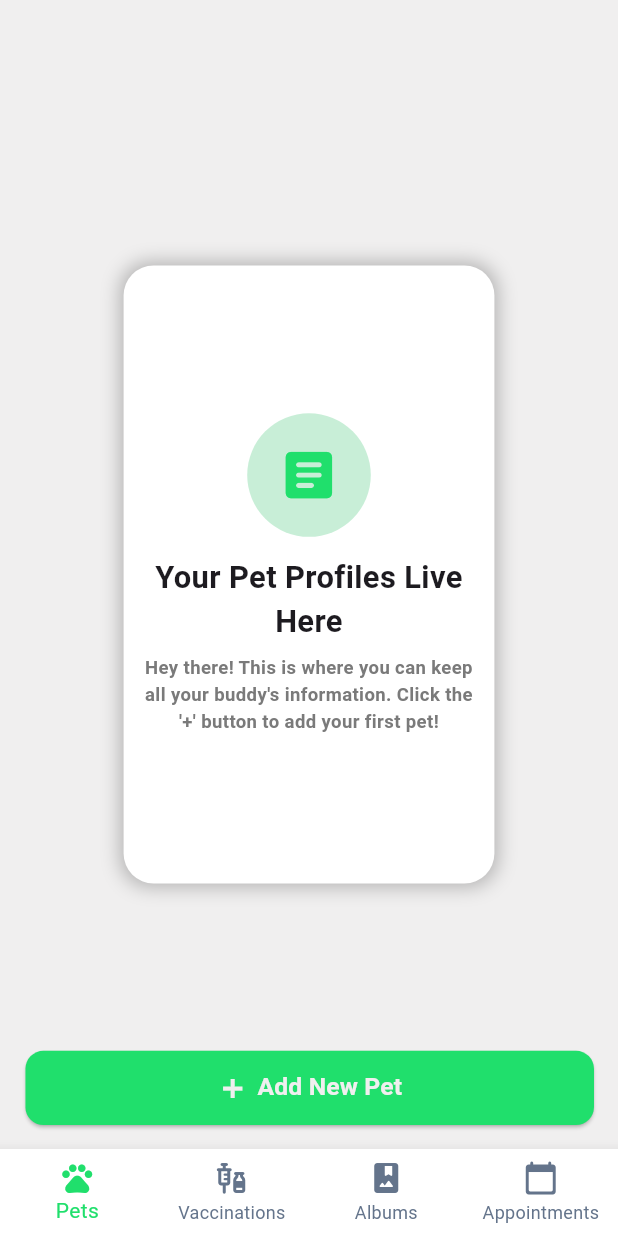
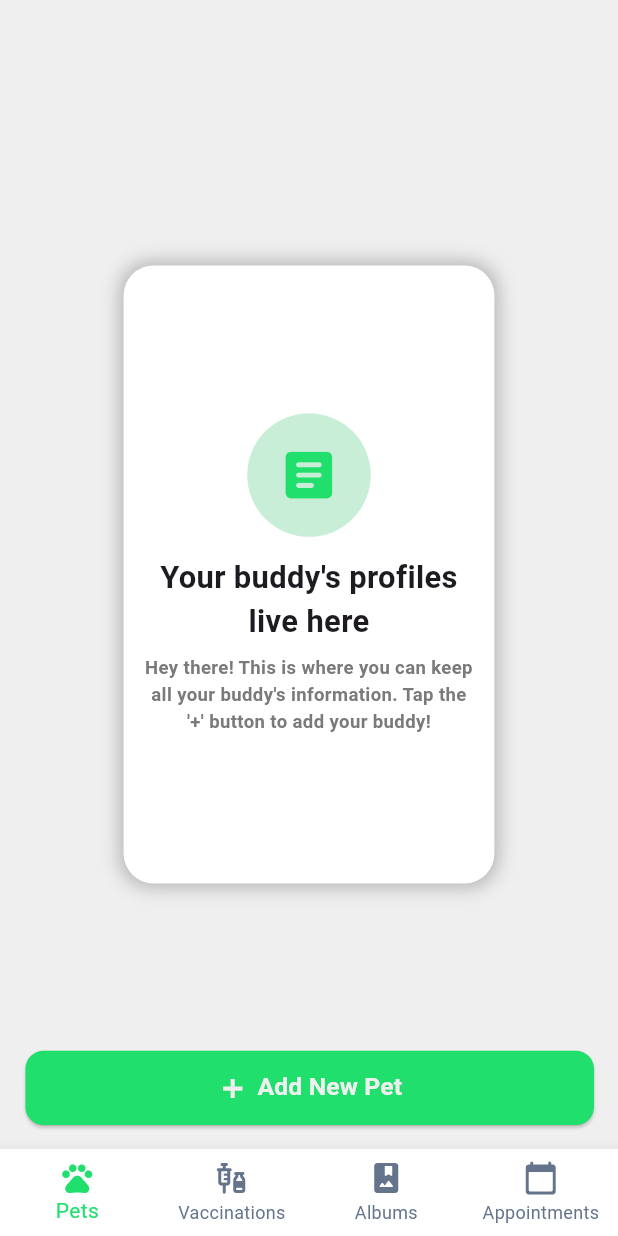
Before and after one commit to DoritosLover1/PetCare-MobilApp, a Flutter app: the screen it shows after launch, after a tap on "Add New Pet", on a phone screen of 412 x 824 dp. Run offline on Flutter 3.47's test engine with Material 3 defaults, Android fonts, the phone set to English and light mode, and no system bars; our stand-ins replace sqflite; accounts and stored records are empty.

Commit message:
Abstraction added into Pages.dart classes

```diff
--- a/lib/DB/DBConnection.dart
+++ b/lib/DB/DBConnection.dart
@@ -1,6 +1,6 @@
 import 'dart:async';
 
-import 'package:dog_care/Pages/HomePage.dart';
+import 'package:dog_care/main.dart';
 import 'package:flutter/widgets.dart';
 import 'package:path/path.dart';
 import 'package:sqflite/sqflite.dart' as sql;
--- a/lib/Extensions/EmptyPetInfo.dart
+++ b/lib/Extensions/EmptyPetInfo.dart
@@ -1,7 +1,23 @@
 
 import 'package:flutter/material.dart';
 
-class EmptyPetInfoCard extends StatelessWidget{
+class EmptyInfoCard extends StatelessWidget{
+
+  final double screenWidth;
+  final double screenHeight;
+  final String sectionText;
+  final String subText;
+  final IconData icon;
+
+
+  const EmptyInfoCard({
+    super.key,
+    required this.screenHeight,
+    required this.screenWidth,
+    required this.sectionText,
+    required this.subText,
+    required this.icon
+  });
 
   @override
   Widget build(BuildContext context){
@@ -17,39 +33,39 @@ class EmptyPetInfoCard extends StatelessWidget{
               )
             ]
           ),
-          padding: EdgeInsets.all(MediaQuery.of(context).size.width * 0.03),
-          width: MediaQuery.of(context).size.width * 0.6,
-          height: MediaQuery.of(context).size.height * 0.5,
+          padding: EdgeInsets.all(screenWidth * 0.03),
+          width: screenWidth * 0.6,
+          height: screenHeight * 0.5,
           child: Column(
           mainAxisAlignment: MainAxisAlignment.center,
           children: [
             Container(
-              width: MediaQuery.of(context).size.width * 0.2,
-              height: MediaQuery.of(context).size.width * 0.2,
+              width: screenWidth * 0.2,
+              height: screenWidth * 0.2,
               decoration: BoxDecoration(
                 color: const Color.fromARGB(255, 200, 238, 215),
                 shape: BoxShape.circle
               ),
               child: Icon(
-                Icons.article_rounded,
-                size: MediaQuery.of(context).size.width * 0.1,
+                icon,
+                size: screenWidth* 0.1,
                 color: const Color(0xFF20DF6C),
               ),
             ),
-            SizedBox(height: MediaQuery.of(context).size.height * 0.015),
+            SizedBox(height: screenHeight * 0.015),
             Text(
-              "Your Pet Profiles Live Here",
+              sectionText,
               style: TextStyle(
-                fontSize: MediaQuery.of(context).size.height * 0.025,
+                fontSize: screenHeight * 0.025,
                 fontWeight: FontWeight.bold
               ),
               textAlign: TextAlign.center,
             ),
-            SizedBox(height: MediaQuery.of(context).size.height * 0.01),
+            SizedBox(height: screenHeight * 0.01),
             Text(
-              "Hey there! This is where you can keep all your buddy's information. Click the '+' button to add your first pet!",
+              subText,
               style: TextStyle(
-                fontSize: MediaQuery.of(context).size.height * 0.015,
+                fontSize: screenHeight * 0.015,
                 fontWeight: FontWeight.bold,
                 color: const Color.fromARGB(255, 122, 122, 122)
               ),
--- /dev/null
+++ b/lib/Extensions/SpecializedElevatedButton.dart
@@ -0,0 +1,49 @@
+import 'package:flutter/material.dart';
+
+class SpecializedElevatedButton extends StatelessWidget {
+
+  final double screenHeight;
+  final double screenWidth;
+  final String sectionText;
+
+  const SpecializedElevatedButton({
+    super.key,
+    required this.screenHeight,
+    required this.screenWidth,
+    required this.sectionText
+  });
+
+  @override
+  Widget build(BuildContext context){
+    return ElevatedButton(
+        style: ElevatedButton.styleFrom(
+          backgroundColor: const Color(0xFF20DF6C),
+          fixedSize: Size(MediaQuery.of(context).size.width * 0.92, MediaQuery.of(context).size.height * 0.06),
+          shape: RoundedRectangleBorder(
+            borderRadius: BorderRadius.circular(12),
+          ),
+        ),
+        child: Row(
+          mainAxisAlignment: MainAxisAlignment.center,
+          children: [
+            Icon(
+              Icons.add,
+              size: MediaQuery.of(context).size.width * 0.05,
+              color: const Color.fromARGB(255, 240, 239, 239),
+              fontWeight: FontWeight.bold,
+            ),
+            SizedBox(width: MediaQuery.of(context).size.width * 0.015),
+            Text(
+              sectionText,
+              style: TextStyle(
+                fontSize: MediaQuery.of(context).size.width * 0.04,
+                color: const Color.fromARGB(255, 240, 239, 239),
+                fontWeight: FontWeight.bold
+              ),
+            ),
+          ],
+        ),
+      onPressed: () {},
+    );
+  }
+}
--- a/lib/Pages/Pages.dart
+++ b/lib/Pages/Pages.dart
@@ -1,118 +1,130 @@
 import 'package:dog_care/Extensions/EmptyPetInfo.dart';
+import 'package:dog_care/Extensions/SpecializedElevatedButton.dart';
 import 'package:flutter/material.dart';
 
-/*
-SafeArea(
-        child:Center(
-          child: Text("Pets Page"),
-        )
-      ),
-      floatingActionButton: FloatingActionButton(
-        onPressed: () {},
-        child: Icon(Icons.pets),
-      ),
-*/
 
-class PetsPage extends StatelessWidget {
+abstract class _AbstractPage extends StatelessWidget {
+  final double screenHeight;
+  final double screenWidth;
+
+  const _AbstractPage({super.key , required this.screenHeight, required this.screenWidth});
+}
+
+class PetsPage extends _AbstractPage {
+
+  const PetsPage({
+    super.key,
+    required super.screenHeight,
+    required super.screenWidth,
+  });
+
   @override
   Widget build(BuildContext context) {
     return Scaffold(
       backgroundColor: const Color.fromARGB(255, 240, 239, 239),
       body: Center(
-            child: EmptyPetInfoCard(),
+            child: EmptyInfoCard(
+              screenHeight: screenHeight,
+              screenWidth: screenWidth,
+              sectionText: "Your buddy's profiles live here",
+              subText:"Hey there! This is where you can keep all your buddy's information. Tap the '+' button to add your buddy!",
+              icon: Icons.article_rounded,
+            ),
       ),
-      floatingActionButton: ElevatedButton(
-        style: ElevatedButton.styleFrom(
-          backgroundColor: const Color(0xFF20DF6C),
-          fixedSize: Size(MediaQuery.of(context).size.width * 0.92, MediaQuery.of(context).size.height * 0.06),
-          shape: RoundedRectangleBorder(
-            borderRadius: BorderRadius.circular(12),
-          ),
-        ),
-        child: Row(
-          mainAxisAlignment: MainAxisAlignment.center,
-          children: [
-            Icon(
-              Icons.add,
-              size: MediaQuery.of(context).size.width * 0.05,
-              color: const Color.fromARGB(255, 240, 239, 239),
-              fontWeight: FontWeight.bold,
-            ),
-            SizedBox(width: MediaQuery.of(context).size.width * 0.015),
-            Text(
-              'Add New Pet',
-              style: TextStyle(
-                fontSize: MediaQuery.of(context).size.width * 0.04,
-                color: const Color.fromARGB(255, 240, 239, 239),
-                fontWeight: FontWeight.bold
-              ),
-            ),
-          ],
-        ),
-      onPressed: () {},
-      )
-    );
-  }
-}
-
-class DatesPage extends StatelessWidget {
-  @override
-  Widget build(BuildContext context) {
-    return Scaffold(
-      body: Center(
-        child: Column(
-          mainAxisAlignment: MainAxisAlignment.center,
-          children: [
-            Icon(
-              Icons.event_rounded,
-              size: MediaQuery.of(context).size.height * 0.2,
-              color: Theme.of(context).colorScheme.primary,
-            ),
-            SizedBox(height: MediaQuery.of(context).size.height * 0.025),
-            Text(
-              'Your Sweeties Dates',
-              style: TextStyle(fontSize: MediaQuery.of(context).size.height * 0.03, fontWeight: FontWeight.bold),
-            ),
-            SizedBox(height: MediaQuery.of(context).size.height * 0.01),
-            const Text("You can save your sweeties dates, here.")
-          ],
-        )
-      ),
-      floatingActionButton: FloatingActionButton(
-        onPressed: () {},
-        child: Icon(Icons.event_rounded),
+      floatingActionButton: SpecializedElevatedButton(
+        screenHeight: screenHeight,
+        screenWidth: screenWidth,
+        sectionText: 'Add New Pet',
       ),
     );
   }
 }
 
-class AlbumsPage extends StatelessWidget {
+class VaccinationsPage extends _AbstractPage {
+
+  const VaccinationsPage({
+    super.key,
+    required super.screenHeight,
+    required super.screenWidth,
+  });
+
   @override
   Widget build(BuildContext context) {
     return Scaffold(
+      backgroundColor: const Color.fromARGB(255, 240, 239, 239),
       body: Center(
-        child: Column(
-          mainAxisAlignment: MainAxisAlignment.center,
-          children: [
-            Icon(
-              Icons.photo_album,
-              size: MediaQuery.of(context).size.height * 0.2,
-              color: Theme.of(context).colorScheme.primary,
+            child: EmptyInfoCard(
+              screenHeight: screenHeight,
+              screenWidth: screenWidth,
+              sectionText: "Keep track of your buddy's vaccinations here!",
+              subText:"No records yet. Tap the '+' to add your buddy's vaccination",
+              icon: Icons.vaccines_rounded,
             ),
-            SizedBox(height: MediaQuery.of(context).size.height * 0.025),
-            Text(
-              'Your Sweeties Albums',
-              style: TextStyle(fontSize: MediaQuery.of(context).size.height * 0.03, fontWeight: FontWeight.bold),
-            ),
-            SizedBox(height: MediaQuery.of(context).size.height * 0.01),
-            const Text("You can save your sweeties photos, here.")
-          ],
-        )
       ),
-      floatingActionButton: FloatingActionButton(
-        onPressed: () {},
-        child: Icon(Icons.add_photo_alternate),
+      floatingActionButton: SpecializedElevatedButton(
+        screenHeight: screenHeight,
+        screenWidth: screenWidth,
+        sectionText: 'Add New Vaccination',
       ),
     );
   }
 }
+
+class AlbumsPage extends _AbstractPage {
+
+  const AlbumsPage({
+    super.key,
+    required super.screenHeight,
+    required super.screenWidth,
+  });
+
+  @override
+  Widget build(BuildContext context) {
+    return Scaffold(
+      backgroundColor: const Color.fromARGB(255, 240, 239, 239),
+      body: Center(
+            child: EmptyInfoCard(
+              screenHeight: screenHeight,
+              screenWidth: screenWidth,
+              sectionText: "Your buddy's albums live here",
+              subText:"Hey there! This is where you can keep all your buddy's albums or album. Tap the '+' button to add your buddy's album!",
+              icon: Icons.event_rounded,
+            ),
+      ),
+      floatingActionButton: SpecializedElevatedButton(
+        screenHeight: screenHeight,
+        screenWidth: screenWidth,
+        sectionText: 'Add New Album',
+      ),
+    );
+  }
+}
+
+class AppointmentsPage extends _AbstractPage {
+
+  const AppointmentsPage({
+    super.key,
+    required super.screenHeight,
+    required super.screenWidth,
+  });
+  @override
+  Widget build(BuildContext context) {
+    return Scaffold(
+      backgroundColor: const Color.fromARGB(255, 240, 239, 239),
+      body: Center(
+            child: EmptyInfoCard(
+              screenHeight: screenHeight,
+              screenWidth: screenWidth,
+              sectionText: "Keep track of your buddy's appointments here!",
+              subText:"Hey there! This is where you can keep all your buddy's appointment information.",
+              icon: Icons.event_rounded,
+            ),
+      ),
+      floatingActionButton: SpecializedElevatedButton(
+        screenHeight: screenHeight,
+        screenWidth: screenWidth,
+        sectionText: 'Add New Appointment',
+      ),
+    );
+  }
+}
--- a/lib/Pages/HomePage.dart
+++ b/lib/main.dart
@@ -1,5 +1,3 @@
-import 'dart:math';
-
 import 'package:dog_care/Pages/Pages.dart';
 import 'package:flutter/material.dart';
 
@@ -30,9 +28,13 @@ class HomePage extends StatefulWidget {
 }
 
 class _HomePage extends State<HomePage> {
+
   int _selectedIndex = 0;
   @override
   Widget build(BuildContext context) {
+    final screenHeight = MediaQuery.of(context).size.height;
+    final screenWidth = MediaQuery.of(context).size.width;
+
     return Scaffold(
       backgroundColor: const Color.fromARGB(255, 240, 239, 239),
       body: SafeArea(
@@ -42,10 +44,10 @@ class _HomePage extends State<HomePage> {
                 index: _selectedIndex,
                 sizing: StackFit.expand,
                 children: [
-                  PetsPage(),
-                  DatesPage(),
-                  AlbumsPage(),
-                  Text("hello")
+                  PetsPage(screenHeight: screenHeight, screenWidth: screenWidth,),
+                  VaccinationsPage(screenHeight: screenHeight, screenWidth: screenWidth,),
+                  AlbumsPage(screenHeight: screenHeight, screenWidth: screenWidth,),
+                  AppointmentsPage(screenHeight: screenHeight, screenWidth: screenWidth,),
                 ],
               )
           ),
```
Also changed, not shown: 1 other file.
